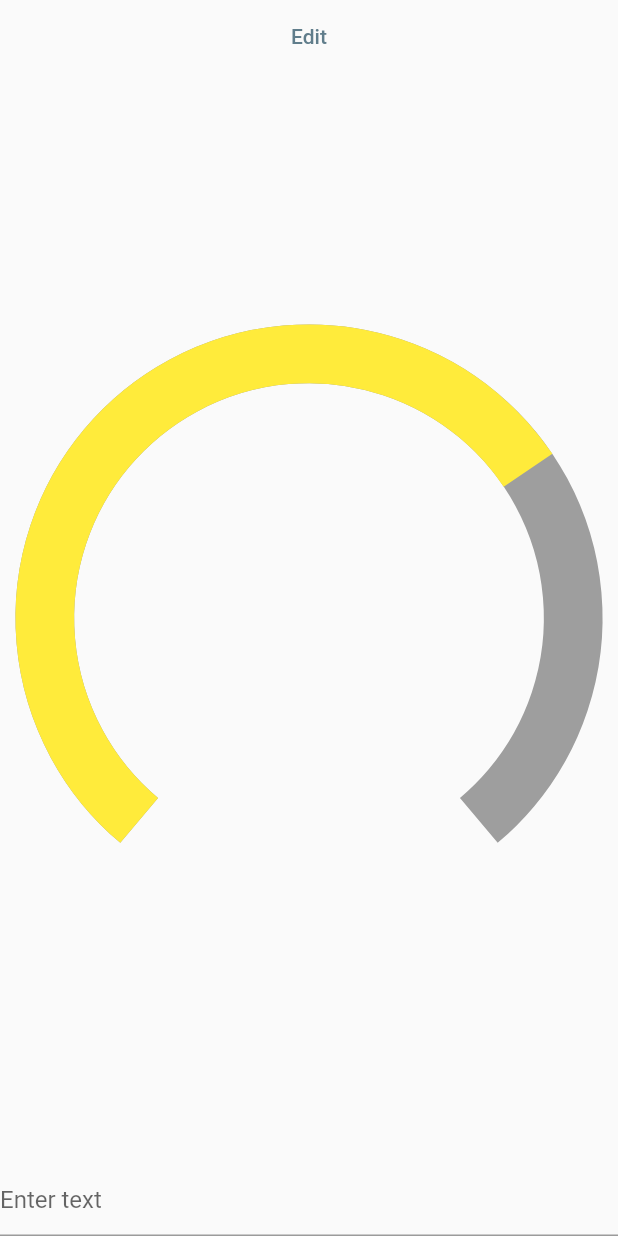
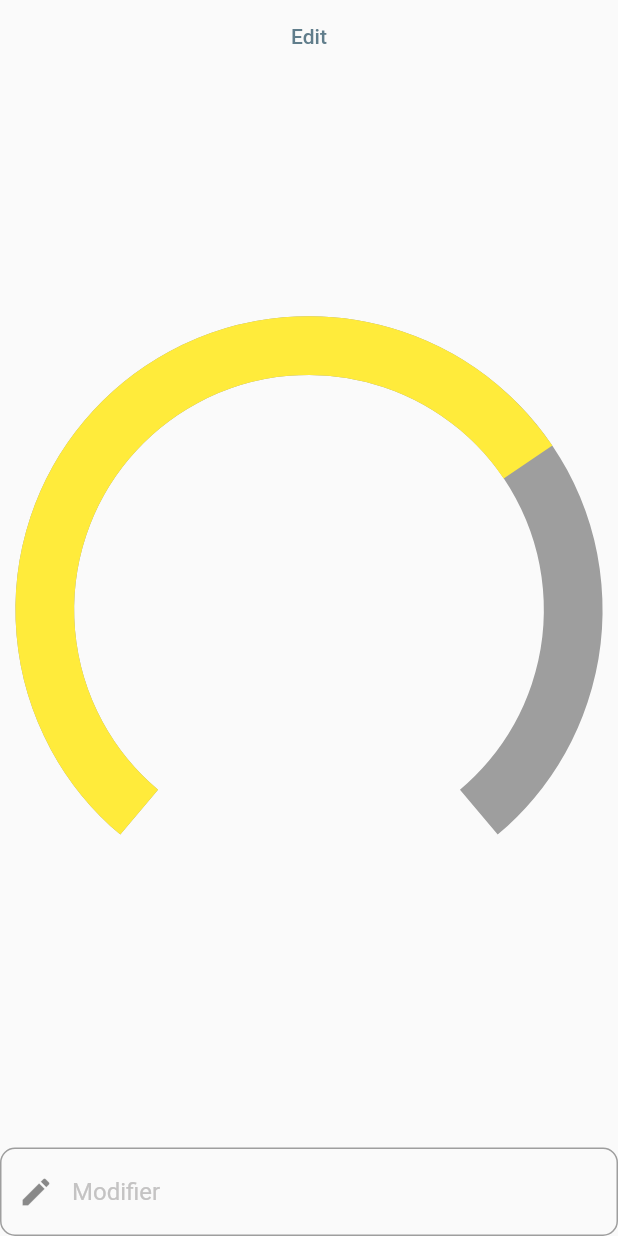
Before and after one commit to joyboy129/robotique, a Flutter app: the MaintWarn widget shown alone on an empty page, opened directly, after a tap on "Edit", on a phone screen of 412 x 824 dp. Run offline on Flutter 3.47's test engine with Material 2 defaults, Android fonts, the phone set to English and light mode, and no system bars; drawn by our look-alikes of syncfusion_flutter_gauges; our stand-ins replace flutter_advanced_switch, flutter_animation_progress_bar, pie_chart, syncfusion_flutter_charts.

Commit message:
Modified project

```diff
--- a/lib/main.dart
+++ b/lib/main.dart
@@ -1,4 +1,4 @@
-import 'package:flutter/material.dart';
+import "package:flutter/material.dart";
 import 'package:flutter_advanced_switch/flutter_advanced_switch.dart';
 import 'package:syncfusion_flutter_gauges/gauges.dart' hide CornerStyle;
 import 'package:syncfusion_flutter_charts/charts.dart' as charts;
@@ -936,31 +936,23 @@ class SettingsPage extends StatelessWidget {
             Expanded(
               flex: 5,
               child: Container(
-  color: Colors.blue,
+  color: Color.fromARGB(255, 37, 37, 37),
   child: Row(
     children: [
       Expanded(
         child: MaintWarn(),
       ),
       Expanded(
-        child: Container(
-          color: Colors.green,
-        ),
+        child: MaintWarn(),
       ),
       Expanded(
-        child: Container(
-          color: Colors.yellow,
-        ),
+        child:  MaintWarn(),
       ),
       Expanded(
-        child: Container(
-          color: Colors.orange,
-        ),
+        child:  MaintWarn(),
       ),
       Expanded(
-        child: Container(
-          color: Colors.purple,
-        ),
+        child:  MaintWarn(),
       ),
     ],
   ),
@@ -1365,6 +1357,14 @@ class _MaintWarnState extends State<MaintWarn> {
             child: Text('Edit'),
           ),
           Expanded(
+            child: GestureDetector(
+              onPanUpdate: (details) {
+                setState(() {
+                  _rangeValue -= details.delta.dy / 2;
+                  if (_rangeValue < 0) _rangeValue = 0;
+                  if (_rangeValue > 100) _rangeValue = 100;
+                });
+              },
               child: SfRadialGauge(
                 axes: [
                   RadialAxis(
@@ -1389,6 +1389,7 @@ class _MaintWarnState extends State<MaintWarn> {
                 ],
               ),
             ),
+          ),
           if (_isEditing)
             TextField(
               controller: _textEditingController,
@@ -1402,17 +1403,36 @@ class _MaintWarnState extends State<MaintWarn> {
                 });
               },
               decoration: InputDecoration(
-                hintText: 'Enter text',
+   hintStyle: TextStyle(color: Color.fromARGB(255, 196, 195, 195)),
+    hintText: 'Modifier',
+    prefixIcon: Icon(Icons.edit),
+    border: OutlineInputBorder(
+      borderRadius: BorderRadius.circular(10.0),
+    ),
+    enabledBorder: OutlineInputBorder(
+      borderSide: BorderSide(color: Colors.grey),
+      borderRadius: BorderRadius.circular(10.0),
+    ),
+    focusedBorder: OutlineInputBorder(
+      borderSide: BorderSide(color: Colors.blue),
+      borderRadius: BorderRadius.circular(10.0),
+    ),
   ),
             )
           else
-            Text(
-              '$_rangeValue',
+           Container(
+  margin: EdgeInsets.only(bottom: 10.0),
+  child: Text(
+
+    '${_rangeValue.toInt()}',
     style: TextStyle(
+      color:Color.fromARGB(255, 206, 206, 206),
       fontSize: 20,
       fontWeight: FontWeight.bold,
     ),
   ),
+),
+
         ],
       ),
     );
```
Also changed, not shown: asset/logo.png (added). Lines whose indentation alone changed are shown as unchanged.
